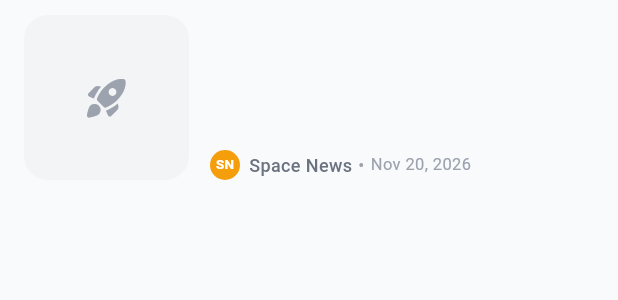
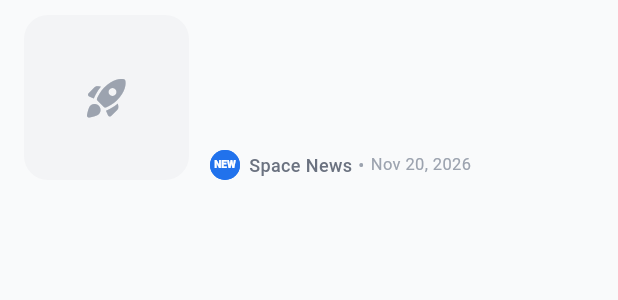
Before and after one commit to fouzzann/News-App, a Flutter app: the ArticleCard widget shown alone on an empty page, opened directly with empty values, on a phone screen of 412 x 824 dp. Shown: the top 300 px of the screen. Run offline on Flutter 3.47's test engine with Material 3 defaults, Android fonts, the phone set to English and light mode, and no system bars; our stand-ins replace dio, shimmer; network calls fail.

Commit message:
feat: replace share button with horizontal 3 dots and display authentic publisher brand logos matching reference UI

```diff
--- a/lib/views/screens/article_detail_view.dart
+++ b/lib/views/screens/article_detail_view.dart
@@ -4,6 +4,7 @@ import '../../core/constants/app_colors.dart';
 import '../../core/utils/url_launcher_helper.dart';
 import '../../data/models/article_model.dart';
 import '../widgets/app_network_image.dart';
+import '../widgets/publisher_logo.dart';
 
 /// Single article detail view matching the reference UI design
 class ArticleDetailView extends StatefulWidget {
@@ -37,13 +38,66 @@ class _ArticleDetailViewState extends State<ArticleDetailView> {
     );
   }
 
-  void _shareArticle() {
-    Clipboard.setData(ClipboardData(text: widget.article.url));
-    ScaffoldMessenger.of(context).showSnackBar(
-      const SnackBar(
-        content: Text('Article link copied to clipboard.'),
-        duration: Duration(seconds: 2),
+  void _showMoreOptions(BuildContext context) {
+    final isDark = Theme.of(context).brightness == Brightness.dark;
+
+    showModalBottomSheet(
+      context: context,
+      backgroundColor: isDark ? AppColors.surfaceDark : AppColors.surfaceLight,
+      shape: const RoundedRectangleBorder(
+        borderRadius: BorderRadius.vertical(top: Radius.circular(20)),
       ),
+      builder: (ctx) {
+        return SafeArea(
+          child: Padding(
+            padding: const EdgeInsets.symmetric(vertical: 16),
+            child: Column(
+              mainAxisSize: MainAxisSize.min,
+              children: [
+                Container(
+                  width: 40,
+                  height: 4,
+                  margin: const EdgeInsets.only(bottom: 16),
+                  decoration: BoxDecoration(
+                    color: isDark ? AppColors.dividerDark : AppColors.dividerLight,
+                    borderRadius: BorderRadius.circular(2),
+                  ),
+                ),
+                ListTile(
+                  leading: const Icon(Icons.link_rounded),
+                  title: const Text('Copy Article Link'),
+                  onTap: () {
+                    Navigator.pop(ctx);
+                    Clipboard.setData(ClipboardData(text: widget.article.url));
+                    ScaffoldMessenger.of(context).showSnackBar(
+                      const SnackBar(
+                        content: Text('Article link copied to clipboard.'),
+                        duration: Duration(seconds: 2),
+                      ),
+                    );
+                  },
+                ),
+                ListTile(
+                  leading: const Icon(Icons.open_in_browser_rounded),
+                  title: const Text('Open in Browser'),
+                  onTap: () {
+                    Navigator.pop(ctx);
+                    UrlLauncherHelper.openUrl(context, widget.article.url);
+                  },
+                ),
+                ListTile(
+                  leading: Icon(_isBookmarked ? Icons.bookmark_remove_rounded : Icons.bookmark_add_rounded),
+                  title: Text(_isBookmarked ? 'Remove from Bookmarks' : 'Save to Bookmarks'),
+                  onTap: () {
+                    Navigator.pop(ctx);
+                    _toggleBookmark();
+                  },
+                ),
+              ],
+            ),
+          ),
+        );
+      },
     );
   }
 
@@ -191,30 +245,11 @@ class _ArticleDetailViewState extends State<ArticleDetailView> {
                       // Publisher Info Row
                       Row(
                         children: [
-                          // Publisher / Author Avatar
-                          Container(
-                            width: 44,
-                            height: 44,
-                            decoration: BoxDecoration(
-                              color: AppColors.primary,
-                              shape: BoxShape.circle,
-                              boxShadow: [
-                                BoxShadow(
-                                  color: AppColors.primary.withValues(alpha: 0.3),
-                                  blurRadius: 8,
-                                  offset: const Offset(0, 2),
-                                ),
-                              ],
-                            ),
-                            alignment: Alignment.center,
-                            child: Text(
-                              widget.article.authorInitials,
-                              style: const TextStyle(
-                                color: Colors.white,
-                                fontWeight: FontWeight.w700,
-                                fontSize: 16,
-                              ),
-                            ),
+                          // Publisher Logo / Brand Badge
+                          PublisherLogo(
+                            newsSite: widget.article.newsSite,
+                            articleUrl: widget.article.url,
+                            size: 44,
                           ),
                           const SizedBox(width: 14),
                           Expanded(
@@ -347,7 +382,7 @@ class _ArticleDetailViewState extends State<ArticleDetailView> {
                     icon: Icons.arrow_back_ios_new_rounded,
                     onTap: widget.onBack,
                   ),
-                  // Right actions: Bookmark & Share
+                  // Right actions: Bookmark & More options (3 horizontal dots)
                   Row(
                     children: [
                       _buildGlassActionButton(
@@ -357,8 +392,8 @@ class _ArticleDetailViewState extends State<ArticleDetailView> {
                       ),
                       const SizedBox(width: 10),
                       _buildGlassActionButton(
-                        icon: Icons.share,
-                        onTap: _shareArticle,
+                        icon: Icons.more_horiz_rounded,
+                        onTap: () => _showMoreOptions(context),
                       ),
                     ],
                   ),
--- a/lib/views/widgets/article_card.dart
+++ b/lib/views/widgets/article_card.dart
@@ -2,6 +2,7 @@ import 'package:flutter/material.dart';
 import '../../core/constants/app_colors.dart';
 import '../../data/models/article_model.dart';
 import 'app_network_image.dart';
+import 'publisher_logo.dart';
 
 /// Clean, responsive article card adhering to the reference UI specification
 class ArticleCard extends StatelessWidget {
@@ -190,27 +191,13 @@ class ArticleCard extends StatelessWidget {
   }
 
   Widget _buildAuthorDateRow(ThemeData theme, bool isDark) {
-    final avatarColor = _generateAvatarColor(article.primaryAuthor);
-
     return Row(
       children: [
-        // Circular Author Avatar
-        Container(
-          width: 20,
-          height: 20,
-          decoration: BoxDecoration(
-            color: avatarColor,
-            shape: BoxShape.circle,
-          ),
-          alignment: Alignment.center,
-          child: Text(
-            article.authorInitials,
-            style: const TextStyle(
-              color: Colors.white,
-              fontSize: 9,
-              fontWeight: FontWeight.w700,
-            ),
-          ),
+        // Circular Publisher Brand Logo
+        PublisherLogo(
+          newsSite: article.newsSite,
+          articleUrl: article.url,
+          size: 20,
         ),
         const SizedBox(width: 6),
         // Author Name
@@ -253,16 +240,4 @@ class ArticleCard extends StatelessWidget {
       ],
     );
   }
-
-  Color _generateAvatarColor(String name) {
-    final colors = [
-      const Color(0xFF3B82F6),
-      const Color(0xFF10B981),
-      const Color(0xFFF59E0B),
-      const Color(0xFF8B5CF6),
-      const Color(0xFFEC4899),
-      const Color(0xFF06B6D4),
-    ];
-    return colors[name.hashCode.abs() % colors.length];
-  }
 }
--- /dev/null
+++ b/lib/views/widgets/publisher_logo.dart
@@ -0,0 +1,232 @@
+import 'package:flutter/material.dart';
+
+/// Reusable circular publisher brand logo component
+/// Matches official publisher brand identities (CNN, NASA, SpaceNews, NSF, etc.)
+/// and supports loading network favicons with seamless fallback.
+class PublisherLogo extends StatelessWidget {
+  final String newsSite;
+  final String? articleUrl;
+  final double size;
+
+  const PublisherLogo({
+    super.key,
+    required this.newsSite,
+    this.articleUrl,
+    this.size = 44,
+  });
+
+  String get _domain {
+    if (articleUrl == null || articleUrl!.isEmpty) return '';
+    try {
+      final uri = Uri.parse(articleUrl!);
+      return uri.host.replaceFirst(RegExp(r'^www\.'), '');
+    } catch (_) {
+      return '';
+    }
+  }
+
+  String get _faviconUrl {
+    final domain = _domain;
+    if (domain.isEmpty) return '';
+    return 'https://www.google.com/s2/favicons?domain=$domain&sz=128';
+  }
+
+  @override
+  Widget build(BuildContext context) {
+    final brand = _getBrandDesign(newsSite);
+
+    return Container(
+      width: size,
+      height: size,
+      decoration: BoxDecoration(
+        color: brand.backgroundColor,
+        shape: BoxShape.circle,
+        boxShadow: size > 30
+            ? [
+                BoxShadow(
+                  color: brand.backgroundColor.withValues(alpha: 0.35),
+                  blurRadius: 8,
+                  offset: const Offset(0, 2),
+                ),
+              ]
+            : null,
+      ),
+      clipBehavior: Clip.antiAlias,
+      child: _faviconUrl.isNotEmpty
+          ? Image.network(
+              _faviconUrl,
+              width: size,
+              height: size,
+              fit: BoxFit.cover,
+              errorBuilder: (context, error, stackTrace) => _buildBrandBadge(brand),
+              loadingBuilder: (context, child, loadingProgress) {
+                if (loadingProgress == null) {
+                  return Container(
+                    color: Colors.white,
+                    padding: EdgeInsets.all(size * 0.15),
+                    child: child,
+                  );
+                }
+                return _buildBrandBadge(brand);
+              },
+            )
+          : _buildBrandBadge(brand),
+    );
+  }
+
+  Widget _buildBrandBadge(_BrandDesign brand) {
+    return Container(
+      width: size,
+      height: size,
+      color: brand.backgroundColor,
+      alignment: Alignment.center,
+      child: Stack(
+        alignment: Alignment.center,
+        children: [
+          if (brand.hasAccent)
+            Positioned(
+              right: size * 0.08,
+              top: size * 0.08,
+              child: Container(
+                width: size * 0.28,
+                height: size * 0.28,
+                decoration: BoxDecoration(
+                  color: brand.accentColor,
+                  shape: BoxShape.circle,
+                ),
+              ),
+            ),
+          Text(
+            brand.badgeText,
+            style: TextStyle(
+              color: brand.textColor,
+              fontSize: size * brand.fontSizeFactor,
+              fontWeight: FontWeight.w900,
+              letterSpacing: brand.letterSpacing,
+            ),
+          ),
+        ],
+      ),
+    );
+  }
+
+  _BrandDesign _getBrandDesign(String site) {
+    final normalized = site.toLowerCase().replaceAll(RegExp(r'[^a-z0-9]'), '');
+
+    if (normalized.contains('cnn')) {
+      return const _BrandDesign(
+        badgeText: 'CNN',
+        backgroundColor: Color(0xFFCC0000),
+        textColor: Colors.white,
+        fontSizeFactor: 0.36,
+        letterSpacing: -0.5,
+      );
+    }
+
+    if (normalized.contains('nasa') && !normalized.contains('nasaspaceflight')) {
+      return const _BrandDesign(
+        badgeText: 'NASA',
+        backgroundColor: Color(0xFF0B3D91),
+        textColor: Colors.white,
+        accentColor: Color(0xFFE03C31),
+        hasAccent: true,
+        fontSizeFactor: 0.32,
+        letterSpacing: -0.5,
+      );
+    }
+
+    if (normalized.contains('nasaspaceflight')) {
+      return const _BrandDesign(
+        badgeText: 'NSF',
+        backgroundColor: Color(0xFF18181B),
+        textColor: Color(0xFFF97316),
+        fontSizeFactor: 0.36,
+        letterSpacing: -0.5,
+      );
+    }
+
+    if (normalized.contains('spacenews')) {
+      return const _BrandDesign(
+        badgeText: 'SN',
+        backgroundColor: Color(0xFFDC2626),
+        textColor: Colors.white,
+        fontSizeFactor: 0.44,
+        letterSpacing: -0.5,
+      );
+    }
+
+    if (normalized.contains('europeanspaceflight')) {
+      return const _BrandDesign(
+        badgeText: 'ESF',
+        backgroundColor: Color(0xFF003399),
+        textColor: Colors.white,
+        accentColor: Color(0xFFFBBF24),
+        hasAccent: true,
+        fontSizeFactor: 0.34,
+        letterSpacing: -0.5,
+      );
+    }
+
+    if (normalized.contains('teslarati')) {
+      return const _BrandDesign(
+        badgeText: 'T',
+        backgroundColor: Color(0xFFE82127),
+        textColor: Colors.white,
+        fontSizeFactor: 0.54,
+        letterSpacing: 0,
+      );
+    }
+
+    if (normalized.contains('arstechnica')) {
+      return const _BrandDesign(
+        badgeText: 'ars',
+        backgroundColor: Color(0xFFFF4E00),
+        textColor: Colors.white,
+        fontSizeFactor: 0.38,
+        letterSpacing: -0.5,
+      );
+    }
+
+    if (normalized.contains('spacepolicyonline')) {
+      return const _BrandDesign(
+        badgeText: 'SPO',
+        backgroundColor: Color(0xFF1E3A8A),
+        textColor: Colors.white,
+        fontSizeFactor: 0.34,
+        letterSpacing: -0.5,
+      );
+    }
+
+    // Default for any other news site
+    final initials = site.trim().isNotEmpty
+        ? site.trim().split(RegExp(r'\s+')).take(2).map((w) => w[0]).join().toUpperCase()
+        : 'NEWS';
+
+    return _BrandDesign(
+      badgeText: initials.length > 3 ? initials.substring(0, 3) : initials,
+      backgroundColor: const Color(0xFF2172EC),
+      textColor: Colors.white,
+      fontSizeFactor: initials.length > 2 ? 0.34 : 0.42,
+    );
+  }
+}
+
+class _BrandDesign {
+  final String badgeText;
+  final Color backgroundColor;
+  final Color textColor;
+  final Color? accentColor;
+  final bool hasAccent;
+  final double fontSizeFactor;
+  final double letterSpacing;
+
+  const _BrandDesign({
+    required this.badgeText,
+    required this.backgroundColor,
+    required this.textColor,
+    this.accentColor,
+    this.hasAccent = false,
+    this.fontSizeFactor = 0.4,
+    this.letterSpacing = 0,
+  });
+}
```
Also changed, not shown: 1 other file.
